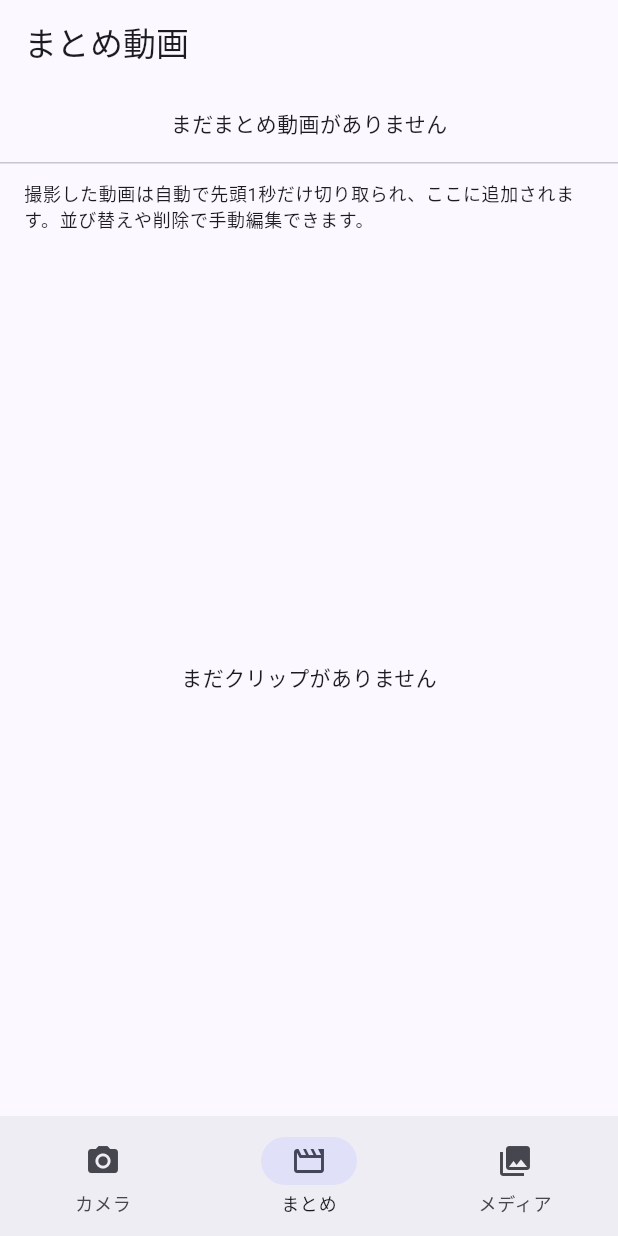
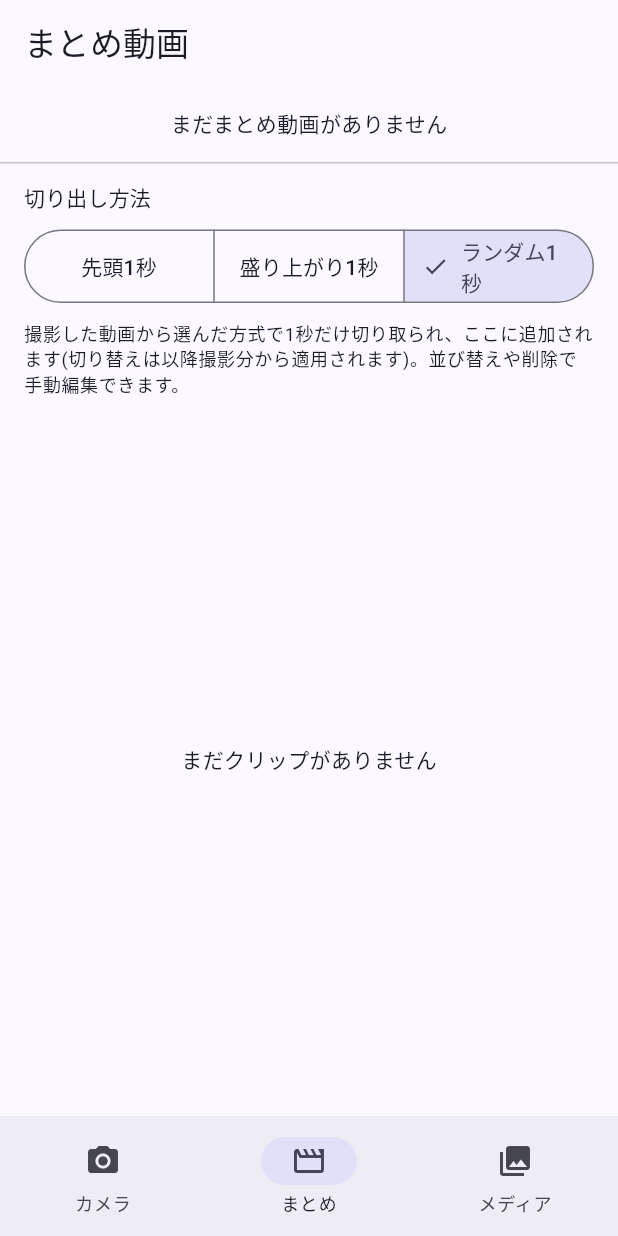
Before and after one commit to toshitoshi-creator/toshi_vlog, a Flutter app: the screen it shows after launch, item 2 of the bottom bar chosen, on a phone screen of 412 x 824 dp. Run offline on Flutter 3.47's test engine with Material 3 defaults, Android fonts, the phone set to English and light mode, and no system bars; our stand-ins replace video_player; missing offline and left inert: ffmpeg_kit_flutter_new.

Commit message:
Add selectable clip trim modes: start, random, loudest
Adds a ClipTrimMode (先頭/ランダム/盛り上がり) selector to the まとめ
tab, defaulting to random per request. New clips are trimmed to 1
second starting from:
- start: the beginning (previous fixed behavior)
- random: a random offset within the source clip
- loudest: the loudest-sounding 1-second window, found by sampling
  mean volume (ffmpeg's volumedetect filter) across up to 12 candidate
  windows and picking the highest - a cheap heuristic for "an exciting
  moment" without on-device ML.

The mode is persisted and only affects clips added after switching;
existing segments are not retroactively re-trimmed.

Co-Authored-By: Claude Sonnet 5 <noreply@anthropic.com>
Claude-Session: https://claude.ai/code/session_01Hvs9abVAx8G6kV9d3mvJWS

```diff
--- /dev/null
+++ b/lib/models/clip_trim_mode.dart
@@ -0,0 +1,11 @@
+enum ClipTrimMode {
+  start,
+  loudest,
+  random;
+
+  String get label => switch (this) {
+    ClipTrimMode.start => '先頭1秒',
+    ClipTrimMode.loudest => '盛り上がり1秒',
+    ClipTrimMode.random => 'ランダム1秒',
+  };
+}
--- a/lib/screens/highlight_screen.dart
+++ b/lib/screens/highlight_screen.dart
@@ -1,5 +1,6 @@
 import 'package:flutter/material.dart';
 
+import '../models/clip_trim_mode.dart';
 import '../models/highlight_reel.dart';
 import '../widgets/video_thumbnail.dart';
 import 'video_player_screen.dart';
@@ -51,12 +52,31 @@ class _HighlightScreenState extends State<HighlightScreen> {
           ),
           const Divider(height: 1),
           Padding(
-            padding: const EdgeInsets.fromLTRB(16, 12, 16, 4),
+            padding: const EdgeInsets.fromLTRB(16, 12, 16, 8),
+            child: Column(
+              crossAxisAlignment: CrossAxisAlignment.start,
+              children: [
+                Text('切り出し方法', style: Theme.of(context).textTheme.labelLarge),
+                const SizedBox(height: 8),
+                SegmentedButton<ClipTrimMode>(
+                  segments: [
+                    for (final mode in ClipTrimMode.values)
+                      ButtonSegment(value: mode, label: Text(mode.label)),
+                  ],
+                  selected: {reel.trimMode},
+                  onSelectionChanged: (selection) =>
+                      reel.setTrimMode(selection.first),
+                ),
+              ],
+            ),
+          ),
+          Padding(
+            padding: const EdgeInsets.fromLTRB(16, 0, 16, 4),
             child: Align(
               alignment: Alignment.centerLeft,
               child: Text(
-                '撮影した動画は自動で先頭1秒だけ切り取られ、ここに追加されます。'
-                '並び替えや削除で手動編集できます。',
+                '撮影した動画から選んだ方式で1秒だけ切り取られ、ここに追加されます'
+                '(切り替えは以降撮影分から適用されます)。並び替えや削除で手動編集できます。',
                 style: Theme.of(context).textTheme.bodySmall,
               ),
             ),
```
Also changed, not shown: lib/models/highlight_reel.dart (+122 -5 lines).
